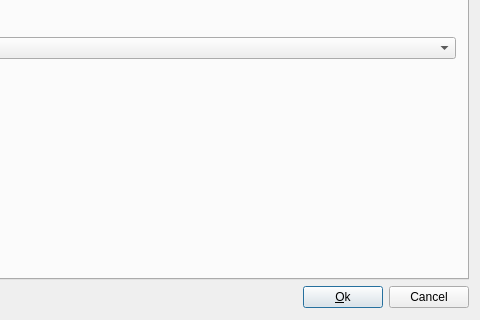
Qt form src/tobrowsertableui.ui (tora-tool/tora) before a commit; both pictures show x 171 to 651 and y 241 to 561 of the 651 by 561 pixel window.
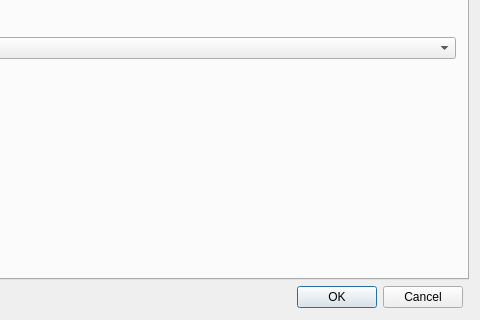
The same form after that commit. The open tabs and pages were chosen to show the change. Icons and pictures are not drawn. Custom widgets are drawn as their Qt base class.

```diff
--- a/src/tobrowsertableui.ui
+++ b/src/tobrowsertableui.ui
@@ -16,41 +16,12 @@
    <property name="leftMargin" >
     <number>11</number>
    </property>
-   <property name="topMargin" >
-    <number>11</number>
-   </property>
-   <property name="rightMargin" >
-    <number>11</number>
-   </property>
-   <property name="bottomMargin" >
-    <number>11</number>
-   </property>
-   <property name="horizontalSpacing" >
+   <property name="spacing">
     <number>6</number>
    </property>
-   <property name="verticalSpacing" >
-    <number>6</number>
-   </property>
-   <item row="1" column="2" >
-    <widget class="QPushButton" name="PushButton1" >
-     <property name="text" >
-      <string>&amp;Ok</string>
-     </property>
-     <property name="default" >
-      <bool>true</bool>
-     </property>
-    </widget>
-   </item>
-   <item row="1" column="3" >
-    <widget class="QPushButton" name="PushButton2" >
-     <property name="text" >
-      <string>Cancel</string>
-     </property>
-    </widget>
-   </item>
-   <item row="1" column="0" >
-    <widget class="QToolButton" name="ToolButton1" >
-     <property name="focusPolicy" >
+   <item row="1" column="0">
+    <widget class="QToolButton" name="ShowSql">
+     <property name="focusPolicy">
       <enum>Qt::StrongFocus</enum>
      </property>
      <property name="toolTip" >
@@ -281,9 +252,19 @@
      </widget>
     </widget>
    </item>
+   <item row="1" column="2">
+    <widget class="QDialogButtonBox" name="ButtonBox">
+     <property name="enabled">
+      <bool>true</bool>
+     </property>
+     <property name="standardButtons">
+      <set>QDialogButtonBox::Cancel|QDialogButtonBox::Ok</set>
+     </property>
+    </widget>
+   </item>
   </layout>
  </widget>
- <layoutdefault spacing="6" margin="11" />
+ <layoutdefault spacing="6" margin="11"/>
  <customwidgets>
   <customwidget>
    <class>toResultCombo</class>
@@ -295,11 +276,6 @@
    <extends>QWidget</extends>
    <header>tohighlightedtext.h</header>
   </customwidget>
-  <customwidget>
-   <class>QScrollArea</class>
-   <extends>QWidget</extends>
-   <header>qscrollarea.h</header>
-  </customwidget>
  </customwidgets>
  <tabstops>
   <tabstop>Tabs</tabstop>
```
Left out of the diff: 238 changed lines with no effect on the pictures.
